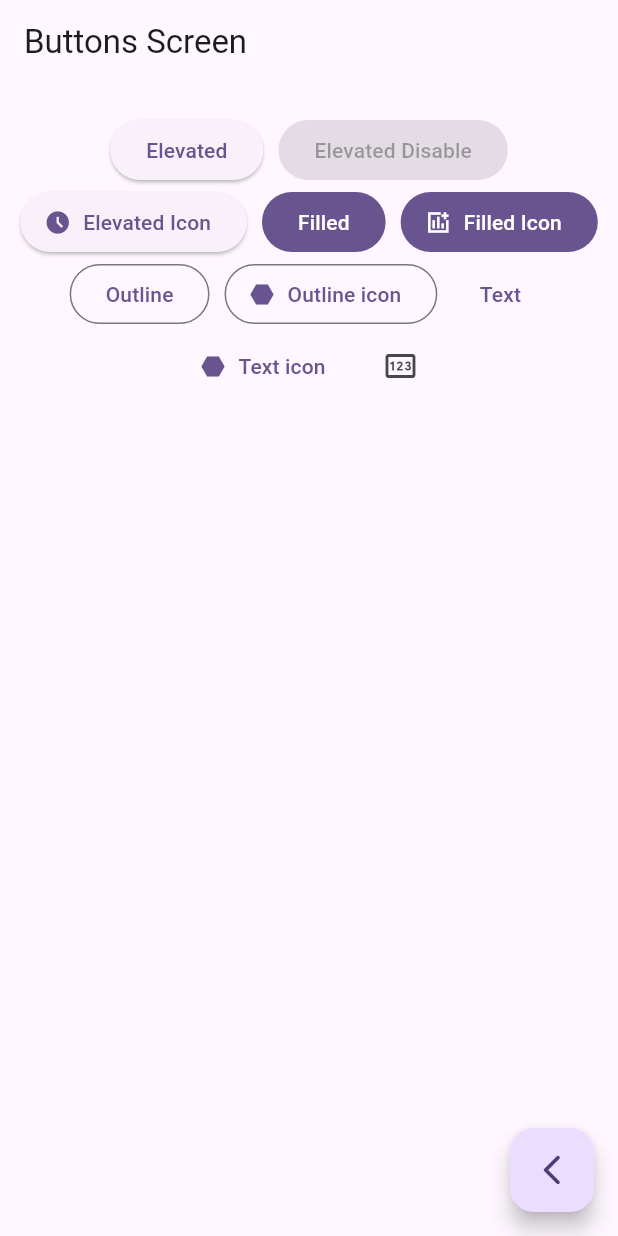
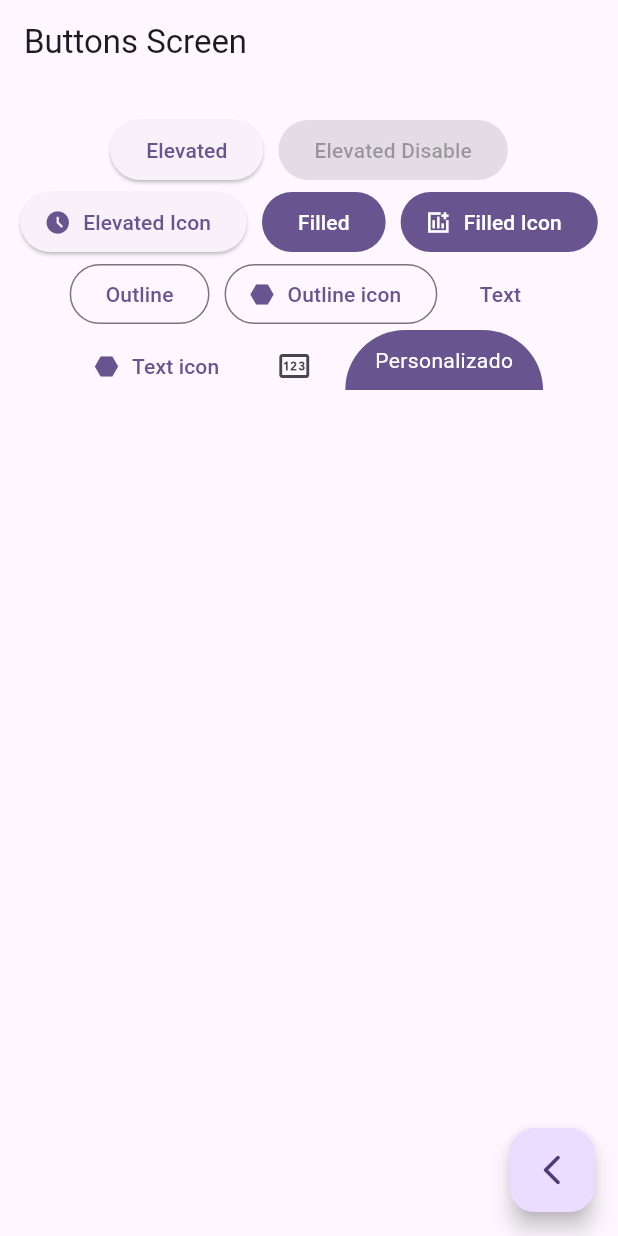
Before and after one commit to raidolContreras/widgets_app, a Flutter app: the ButtonsScreen screen opened by its route, on a phone screen of 412 x 824 dp. Run offline on Flutter 3.47's test engine with Material 2 defaults, Android fonts, the phone set to English and light mode, and no system bars; our stand-ins replace go_router.

Commit message:
Boton personalizado

```diff
--- a/lib/presentation/screens/buttons/buttons_screen.dart
+++ b/lib/presentation/screens/buttons/buttons_screen.dart
@@ -61,9 +61,38 @@ class _ButtonsView extends StatelessWidget {
               icon: const Icon(Icons.hexagon),
             ),
             IconButton(onPressed: (){}, icon: const Icon(Icons.pin_outlined)),
+
+            const CustomButton()
           ],
         ),
       ),
     );
   }
 }
+// boton personalizado
+class CustomButton extends StatelessWidget {
+  const CustomButton({super.key});
+
+  @override
+  Widget build(BuildContext context) {
+
+    final colors = Theme.of(context).colorScheme;
+
+    return ClipRRect(
+      borderRadius: const BorderRadius.only(topLeft: Radius.circular(40.0),
+                topRight: Radius.circular(40.0),),
+      child: Material(
+        color: colors.primary,
+        child: InkWell(
+          onTap: () {
+
+          },
+          child: const Padding(
+            padding: EdgeInsets.symmetric(horizontal: 20,vertical: 10),
+            child: Text('Personalizado', style: TextStyle(color: Colors.white),)
+          ),
+        ),
+      ),
+    );
+  }
+}
```
